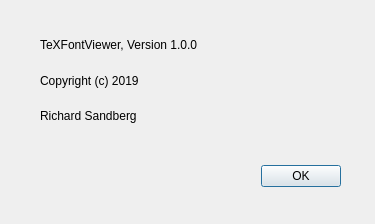
Above: TeXFontViewerQt/aboutdialog.ui from nadder/rstex before the change. Below: the same form after it.
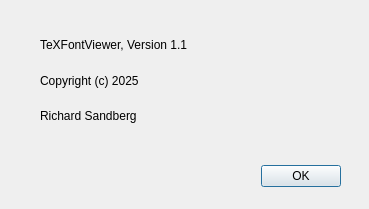
That is the form after the change.

The edit to the form file:
```diff
--- a/TeXFontViewerQt/aboutdialog.ui
+++ b/TeXFontViewerQt/aboutdialog.ui
@@ -9,8 +9,8 @@
    <rect>
     <x>0</x>
     <y>0</y>
-    <width>375</width>
-    <height>224</height>
+    <width>369</width>
+    <height>209</height>
    </rect>
   </property>
   <property name="contextMenuPolicy">
@@ -38,7 +38,7 @@
     <set>QDialogButtonBox::Ok</set>
    </property>
   </widget>
-  <widget class="QWidget" name="">
+  <widget class="QWidget" name="layoutWidget">
    <property name="geometry">
     <rect>
      <x>40</x>
@@ -51,14 +51,14 @@
     <item>
      <widget class="QLabel" name="label">
       <property name="text">
-       <string>TeXFontViewer, Version 1.0.0</string>
+       <string>TeXFontViewer, Version 1.1</string>
       </property>
      </widget>
     </item>
     <item>
      <widget class="QLabel" name="label_2">
       <property name="text">
-       <string>Copyright (c) 2019</string>
+       <string>Copyright (c) 2025</string>
       </property>
      </widget>
     </item>
```
